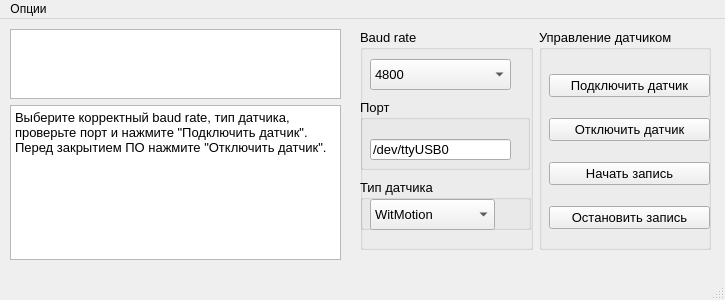
First picture: the form in QtDesigner/app.ui, repository kirilltarasov99/witmotionconnect, before the edit.
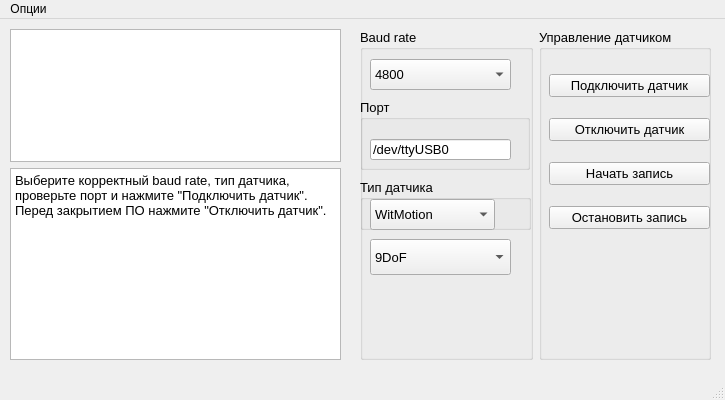
Second picture: the form after the edit.

Commit message: Update to support magnetometer calibration mode on single MPU9150; updated filters and IMUFusion test preview

The edit to the form file:
```diff
--- a/QtDesigner/app.ui
+++ b/QtDesigner/app.ui
@@ -7,19 +7,19 @@
     <x>0</x>
     <y>0</y>
     <width>725</width>
-    <height>300</height>
+    <height>400</height>
    </rect>
   </property>
   <property name="minimumSize">
    <size>
     <width>725</width>
-    <height>300</height>
+    <height>400</height>
    </size>
   </property>
   <property name="maximumSize">
    <size>
     <width>725</width>
-    <height>300</height>
+    <height>400</height>
    </size>
   </property>
   <property name="windowTitle">
@@ -32,7 +32,7 @@
       <x>360</x>
       <y>10</y>
       <width>351</width>
-      <height>221</height>
+      <height>331</height>
      </rect>
     </property>
     <layout class="QHBoxLayout" name="horizontalLayout_4">
@@ -185,6 +185,31 @@
            </item>
           </widget>
          </widget>
+         <widget class="QComboBox" name="IMU_mode_comboBox">
+          <property name="geometry">
+           <rect>
+            <x>10</x>
+            <y>210</y>
+            <width>141</width>
+            <height>36</height>
+           </rect>
+          </property>
+          <item>
+           <property name="text">
+            <string>9DoF</string>
+           </property>
+          </item>
+          <item>
+           <property name="text">
+            <string>9DoF initonly</string>
+           </property>
+          </item>
+          <item>
+           <property name="text">
+            <string>6DoF</string>
+           </property>
+          </item>
+         </widget>
         </widget>
        </item>
       </layout>
@@ -269,7 +294,7 @@
       <x>10</x>
       <y>10</y>
       <width>331</width>
-      <height>231</height>
+      <height>331</height>
      </rect>
     </property>
     <layout class="QVBoxLayout" name="verticalLayout_2" stretch="1,0">
```
Left out of the diff: 6 changed lines with no effect on the pictures. The commit also changes 10 other files.
